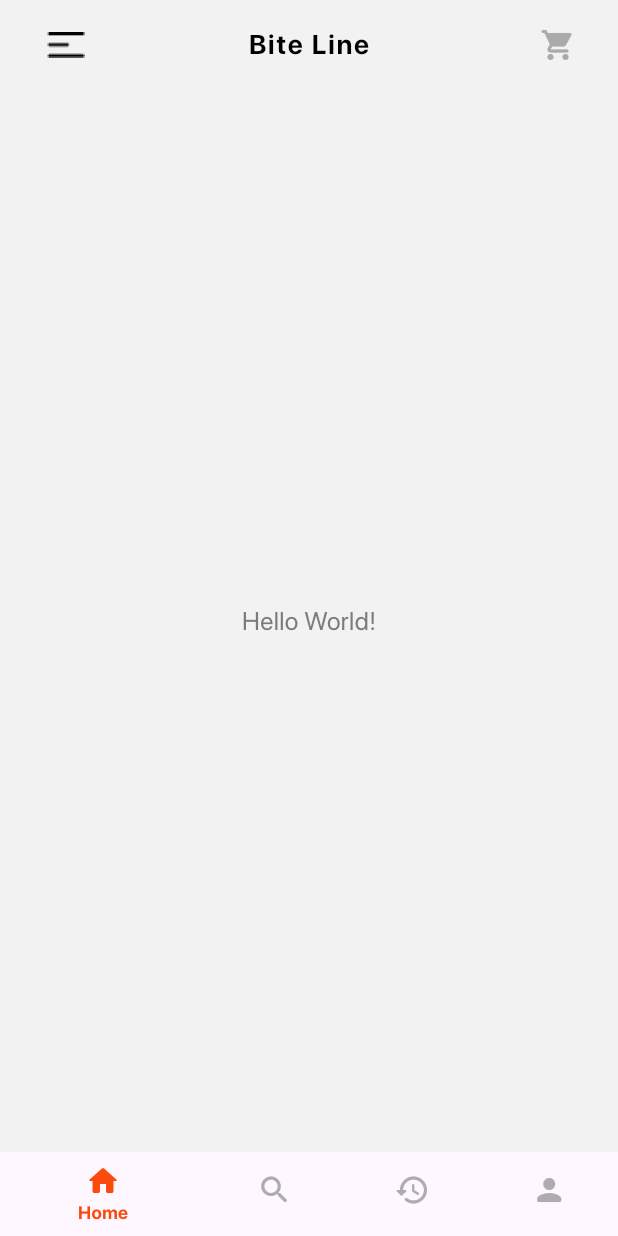
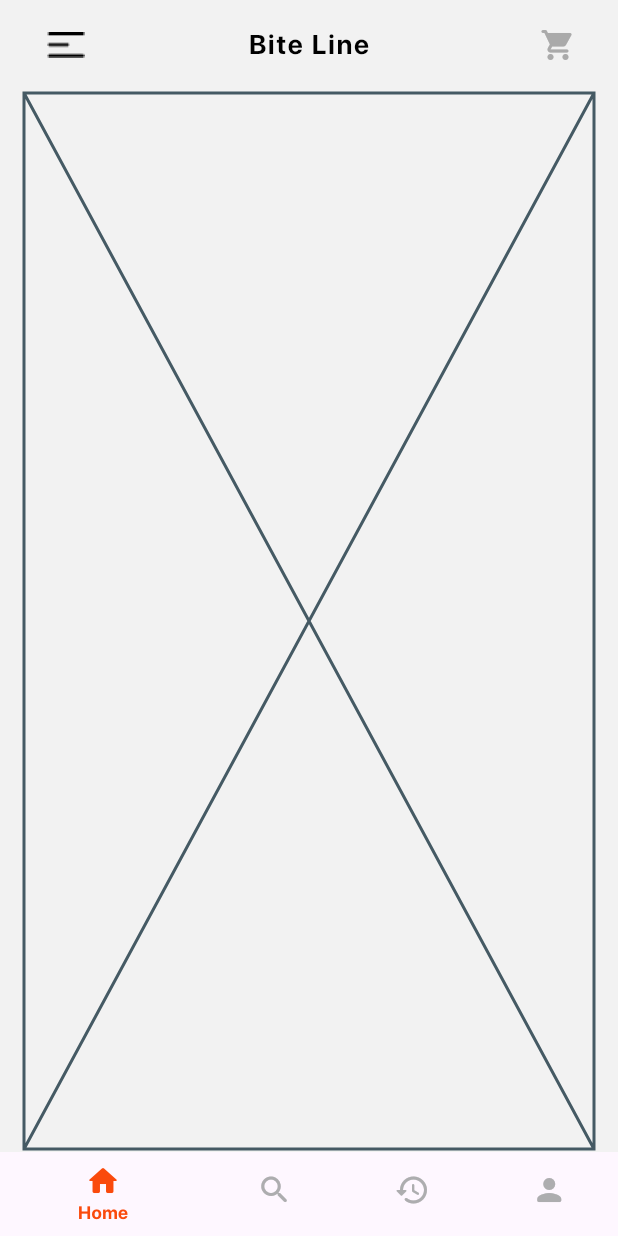
Before and after one commit to Sreeram3927/biteline, a Flutter app: the screen it shows after launch, on a phone screen of 412 x 824 dp. Run offline on Flutter 3.47's test engine with Material 3 defaults, Android fonts, the phone set to English and light mode, and no system bars; project files that could hold a hidden picture were left out.

Commit message:
add home page

```diff
--- /dev/null
+++ b/lib/pages/home/home.dart
@@ -0,0 +1,27 @@
+import 'package:flutter/material.dart';
+
+class HomePage extends StatefulWidget {
+  const HomePage({super.key});
+
+  @override
+  State<HomePage> createState() => _HomePageState();
+}
+
+class _HomePageState extends State<HomePage> {
+
+
+
+  @override
+  void initState() {
+    super.initState();
+
+  }
+
+  @override
+  Widget build(BuildContext context) {
+    return const Padding(
+      padding: EdgeInsets.symmetric(vertical: 2.0, horizontal: 16.0),
+      child: Placeholder(),
+    );
+  }
+}
--- a/lib/pages/page_manager.dart
+++ b/lib/pages/page_manager.dart
@@ -1,3 +1,4 @@
+import 'package:biteline/pages/home/home.dart';
 import 'package:flutter/material.dart';
 
 class PageManager extends StatefulWidget {
@@ -10,10 +11,16 @@ class PageManager extends StatefulWidget {
 class _PageManagerState extends State<PageManager> {
 
   int _selectedIndex = 0;
+  final PageController _pageController = PageController();
 
   void _changePage(int index) {
     setState(() {
       _selectedIndex = index;
+      _pageController.animateToPage(
+        index,
+        duration: const Duration(milliseconds: 300),
+        curve: Curves.easeInOut,
+      );
     });
   }
 
@@ -45,13 +52,14 @@ class _PageManagerState extends State<PageManager> {
         ),
       ),
 
-      body: Column(
-        children: [
-          Expanded(
-            child: Center(
-              child: Text('Hello World!'),
-            ),
-          ),
+      body: PageView(
+        controller: _pageController,
+        physics: const NeverScrollableScrollPhysics(),
+        children: const [
+          HomePage(),
+          Placeholder(),
+          Placeholder(),
+          Placeholder(),
         ],
       ),
 
```
